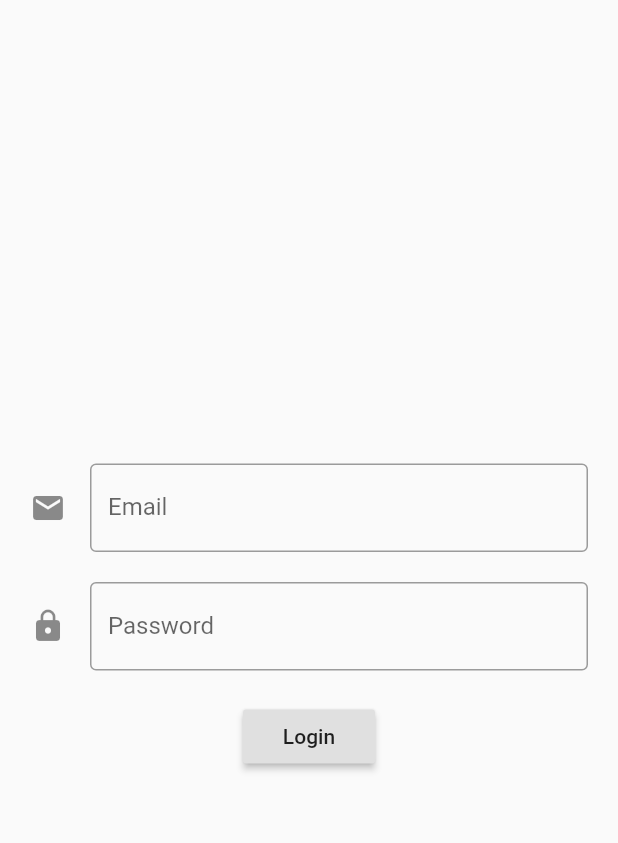
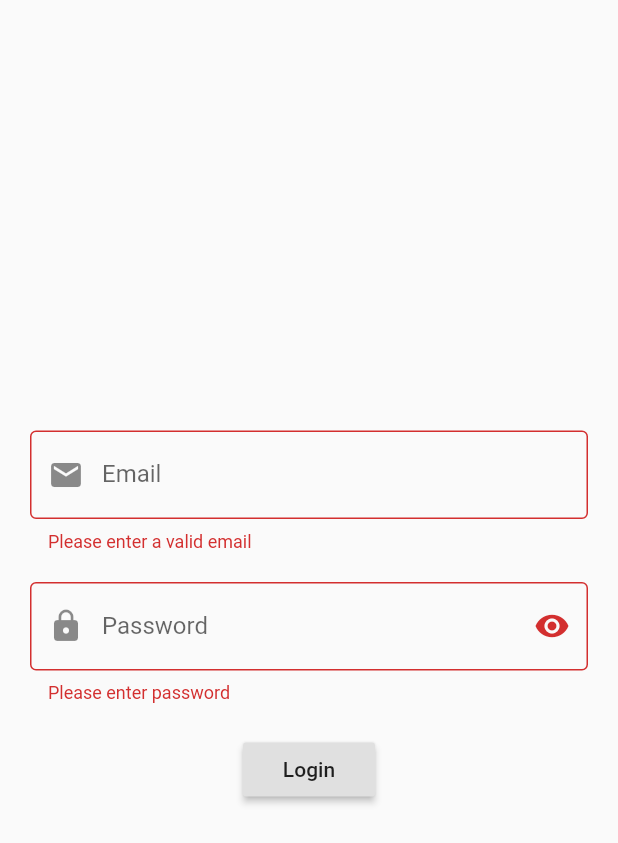
Before and after one commit to ECellNitrr/teesco-app, a Flutter app: the screen it shows after launch, after a tap on "Login", on a phone screen of 412 x 824 dp. Shown: the top 843 px of the screen. Run offline on Flutter 3.47's test engine with Material 2 defaults, Android fonts, the phone set to English and light mode, and no system bars; our stand-ins replace data_connection_checker, get_it, logger, shared_preferences.

Commit message:
feat: Add from validation

```diff
--- a/lib/widgets/login/loginForm.dart
+++ b/lib/widgets/login/loginForm.dart
@@ -2,45 +2,86 @@ import 'package:flutter/material.dart';
 
 final _formKey = GlobalKey<FormState>();
 
-class LoginForm extends StatelessWidget {
+class LoginForm extends StatefulWidget {
+  @override
+  _LoginFormState createState() => _LoginFormState();
+}
+
+class _LoginFormState extends State<LoginForm> {
+  bool _passwordVisible = false;
+
   @override
   Widget build(BuildContext context) {
     return Form(
         key: _formKey,
         child: Padding(
-          padding: const EdgeInsets.symmetric(horizontal: 20.0),
+          padding: EdgeInsets.symmetric(horizontal: 20.0),
           child: Column(
             mainAxisAlignment: MainAxisAlignment.center,
             crossAxisAlignment: CrossAxisAlignment.center,
             children: <Widget>[
               Padding(
-                padding: const EdgeInsets.only(bottom: 20.0),
+                padding: EdgeInsets.only(bottom: 20.0),
                 child: TextFormField(
                   keyboardType: TextInputType.emailAddress,
-                  decoration: const InputDecoration(
-                      icon: Icon(Icons.email),
+                  validator: _validateEmail,
+                  decoration: InputDecoration(
+                      prefixIcon: Icon(Icons.email),
                       border: OutlineInputBorder(),
                       hintText: "starman@spacex.com",
                       labelText: "Email"),
                 ),
               ),
               Padding(
-                padding: const EdgeInsets.only(bottom: 20.0),
+                padding: EdgeInsets.only(bottom: 20.0),
                 child: TextFormField(
-                  obscureText: true,
-                  decoration: const InputDecoration(
-                      icon: Icon(Icons.lock),
+                  validator: _validatePassword,
+                  obscureText: !_passwordVisible,
+                  decoration: InputDecoration(
+                      prefixIcon: Icon(Icons.lock),
+                      suffixIcon: IconButton(
+                        icon: Icon(Icons.visibility),
+                        onPressed: _togglePasswordVisibility,
+                        // onPressed: ,
+                      ),
                       border: OutlineInputBorder(),
                       hintText: "starman@spacex.com",
                       labelText: "Password"),
                 ),
               ),
               RaisedButton(
-                onPressed: () {},
+                onPressed: _onLoginKeyPressed,
                 child: Text("Login"),
               )
             ],
           ),
         ));
   }
+
+  void _onLoginKeyPressed() {
+    if (!_formKey.currentState.validate()) return;
+  }
+
+  void _togglePasswordVisibility() {
+    setState(() {
+      _passwordVisible = !_passwordVisible;
+    });
+  }
+
+  String _validateEmail(String email) {
+    RegExp emailRegx = new RegExp(
+        r"^[a-zA-Z0-9.a-zA-Z0-9.!#$%&'*+-/=?^_`{|}~]+@[a-zA-Z0-9]+\.[a-zA-Z]+");
+
+    if (email.isEmpty || !emailRegx.hasMatch(email)){
+      return "Please enter a valid email";
+    }
+    return null;
+  }
+
+  String _validatePassword(String password) {
+    if (password.isEmpty) {
+      return "Please enter password";
+    }
+    return null;
+  }
 }
```
